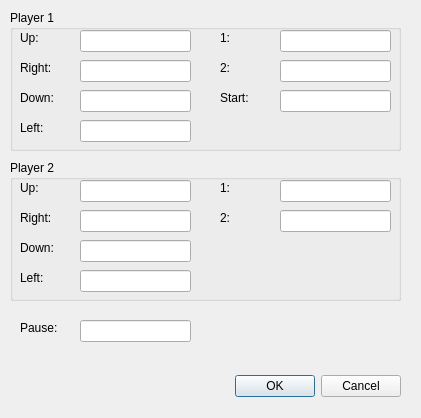
drhelius/Gearsystem, file platforms/qt-shared/InputSettings.ui: the form before one commit.
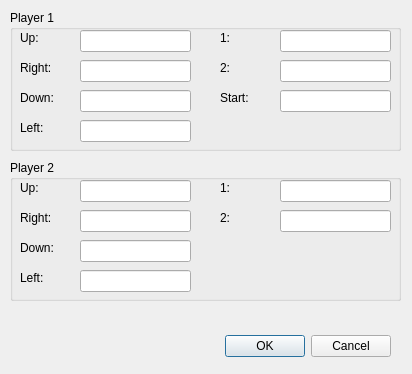
The form after the commit.

Commit message: removed pause button

```diff
--- a/platforms/qt-shared/InputSettings.ui
+++ b/platforms/qt-shared/InputSettings.ui
@@ -9,8 +9,8 @@
    <rect>
     <x>0</x>
     <y>0</y>
-    <width>421</width>
-    <height>418</height>
+    <width>412</width>
+    <height>374</height>
    </rect>
   </property>
   <property name="windowTitle">
@@ -22,8 +22,8 @@
   <widget class="QDialogButtonBox" name="buttonBox">
    <property name="geometry">
     <rect>
-     <x>60</x>
-     <y>370</y>
+     <x>50</x>
+     <y>330</y>
      <width>341</width>
      <height>32</height>
     </rect>
@@ -366,32 +366,6 @@
     </property>
    </widget>
   </widget>
-  <widget class="QLineEdit" name="lineEditPause">
-   <property name="geometry">
-    <rect>
-     <x>80</x>
-     <y>320</y>
-     <width>111</width>
-     <height>22</height>
-    </rect>
-   </property>
-   <property name="text">
-    <string/>
-   </property>
-  </widget>
-  <widget class="QLabel" name="label_15">
-   <property name="geometry">
-    <rect>
-     <x>20</x>
-     <y>320</y>
-     <width>62</width>
-     <height>16</height>
-    </rect>
-   </property>
-   <property name="text">
-    <string>Pause:</string>
-   </property>
-  </widget>
  </widget>
  <tabstops>
   <tabstop>lineEditUp</tabstop>
```
